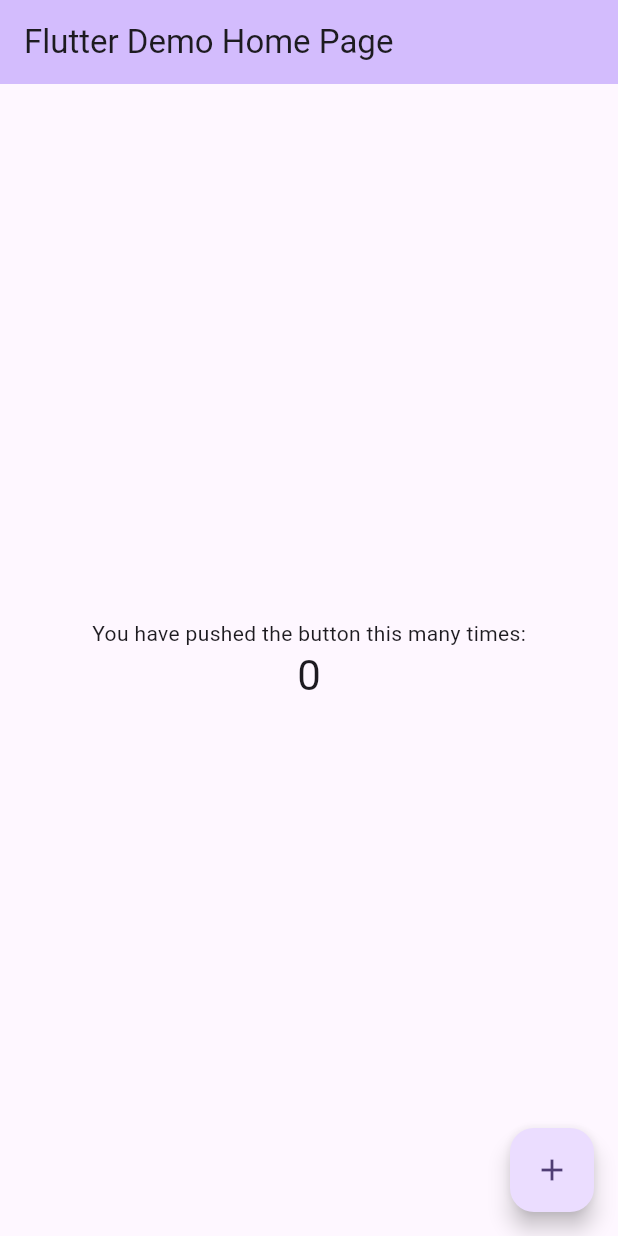
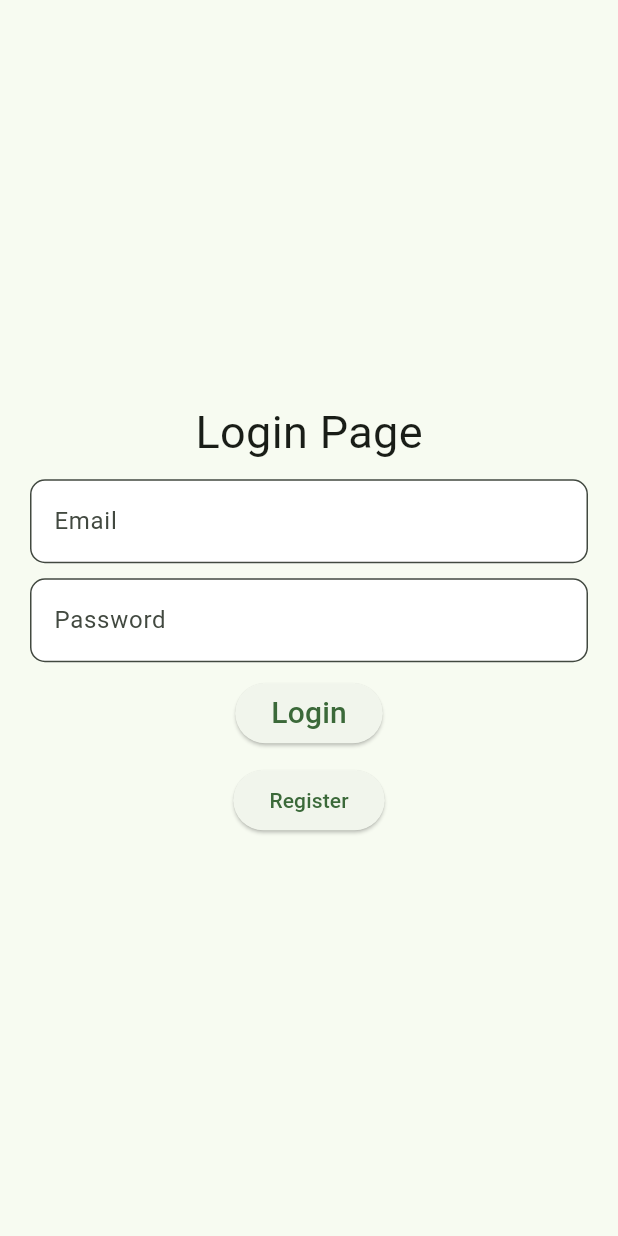
Before and after one commit to lplp322/share_your_skills, a Flutter app: the screen it shows after launch, on a phone screen of 412 x 824 dp. Run offline on Flutter 3.47's test engine with Material 2 defaults, Android fonts, the phone set to English and light mode, and no system bars; our stand-ins replace shared_preferences.

Commit message:
setting up login page and registration

```diff
--- a/front_end/share_your_skills/lib/main.dart
+++ b/front_end/share_your_skills/lib/main.dart
@@ -1,4 +1,5 @@
 import 'package:flutter/material.dart';
+import 'package:share_your_skills/views/login_page.dart';
 
 void main() {
   runApp(const MyApp());
@@ -13,113 +14,10 @@ class MyApp extends StatelessWidget {
     return MaterialApp(
       title: 'Flutter Demo',
       theme: ThemeData(
-        // This is the theme of your application.
-        //
-        // TRY THIS: Try running your application with "flutter run". You'll see
-        // the application has a blue toolbar. Then, without quitting the app,
-        // try changing the seedColor in the colorScheme below to Colors.green
-        // and then invoke "hot reload" (save your changes or press the "hot
-        // reload" button in a Flutter-supported IDE, or press "r" if you used
-        // the command line to start the app).
-        //
-        // Notice that the counter didn't reset back to zero; the application
-        // state is not lost during the reload. To reset the state, use hot
-        // restart instead.
-        //
-        // This works for code too, not just values: Most code changes can be
-        // tested with just a hot reload.
-        colorScheme: ColorScheme.fromSeed(seedColor: Colors.deepPurple),
+        colorScheme: ColorScheme.fromSeed(seedColor: Colors.green),
         useMaterial3: true,
       ),
-      home: const MyHomePage(title: 'Flutter Demo Home Page'),
+      home: LoginPage(),
     );
   }
 }
-
-class MyHomePage extends StatefulWidget {
-  const MyHomePage({super.key, required this.title});
-
-  // This widget is the home page of your application. It is stateful, meaning
-  // that it has a State object (defined below) that contains fields that affect
-  // how it looks.
-
-  // This class is the configuration for the state. It holds the values (in this
-  // case the title) provided by the parent (in this case the App widget) and
-  // used by the build method of the State. Fields in a Widget subclass are
-  // always marked "final".
-
-  final String title;
-
-  @override
-  State<MyHomePage> createState() => _MyHomePageState();
-}
-
-class _MyHomePageState extends State<MyHomePage> {
-  int _counter = 0;
-
-  void _incrementCounter() {
-    setState(() {
-      // This call to setState tells the Flutter framework that something has
-      // changed in this State, which causes it to rerun the build method below
-      // so that the display can reflect the updated values. If we changed
-      // _counter without calling setState(), then the build method would not be
-      // called again, and so nothing would appear to happen.
-      _counter++;
-    });
-  }
-
-  @override
-  Widget build(BuildContext context) {
-    // This method is rerun every time setState is called, for instance as done
-    // by the _incrementCounter method above.
-    //
-    // The Flutter framework has been optimized to make rerunning build methods
-    // fast, so that you can just rebuild anything that needs updating rather
-    // than having to individually change instances of widgets.
-    return Scaffold(
-      appBar: AppBar(
-        // TRY THIS: Try changing the color here to a specific color (to
-        // Colors.amber, perhaps?) and trigger a hot reload to see the AppBar
-        // change color while the other colors stay the same.
-        backgroundColor: Theme.of(context).colorScheme.inversePrimary,
-        // Here we take the value from the MyHomePage object that was created by
-        // the App.build method, and use it to set our appbar title.
-        title: Text(widget.title),
-      ),
-      body: Center(
-        // Center is a layout widget. It takes a single child and positions it
-        // in the middle of the parent.
-        child: Column(
-          // Column is also a layout widget. It takes a list of children and
-          // arranges them vertically. By default, it sizes itself to fit its
-          // children horizontally, and tries to be as tall as its parent.
-          //
-          // Column has various properties to control how it sizes itself and
-          // how it positions its children. Here we use mainAxisAlignment to
-          // center the children vertically; the main axis here is the vertical
-          // axis because Columns are vertical (the cross axis would be
-          // horizontal).
-          //
-          // TRY THIS: Invoke "debug painting" (choose the "Toggle Debug Paint"
-          // action in the IDE, or press "p" in the console), to see the
-          // wireframe for each widget.
-          mainAxisAlignment: MainAxisAlignment.center,
-          children: <Widget>[
-            const Text(
-              'You have pushed the button this many times:',
-            ),
-            Text(
-              '$_counter',
-              style: Theme.of(context).textTheme.headlineMedium,
-            ),
-          ],
-        ),
-      ),
-      floatingActionButton: FloatingActionButton(
-        onPressed: _incrementCounter,
-        tooltip: 'Increment',
-        child: const Icon(Icons.add),
-      ), // This trailing comma makes auto-formatting nicer for build methods.
-    );
-  }
-}
--- /dev/null
+++ b/front_end/share_your_skills/lib/views/login_page.dart
@@ -0,0 +1,130 @@
+import 'dart:convert';
+
+import 'package:flutter/material.dart';
+import 'package:share_your_skills/views/home_page.dart';
+import 'package:share_your_skills/views/registration.dart';
+import 'package:shared_preferences/shared_preferences.dart';
+import 'package:http/http.dart' as http;
+
+class LoginPage extends StatefulWidget {
+  const LoginPage({super.key});
+
+  @override
+  State<LoginPage> createState() => _LoginPageState();
+}
+
+class _LoginPageState extends State<LoginPage> {
+  TextEditingController emailController = TextEditingController();
+  TextEditingController passwordController = TextEditingController();
+  bool _isNotValidate = false;
+  late SharedPreferences prefs;
+  final url = 'http://localhost:8000/users/';
+  @override
+  void initState() {
+    super.initState();
+    initSharedPref();
+  }
+  void initSharedPref() async {
+    prefs = await SharedPreferences.getInstance();
+  }
+  void loginUser () async{
+    if (emailController.text.isNotEmpty && passwordController.text.isNotEmpty) {
+     var regBody = {
+        "email": emailController.text,
+        "password": passwordController.text
+      };
+
+     var response = await http.post(Uri.parse(url +"login"),
+     headers: {"Content-Type": "application/json"},
+     body: jsonEncode(regBody));
+     var jsonResponse = jsonDecode(response.body);
+     if(jsonResponse['status']){
+      var myToken = jsonResponse['token'];
+      prefs.setString('token', myToken);
+       Navigator.push(
+                  context,
+                  MaterialPageRoute(
+                      builder: (context) => const HomePage(token: myToken)),
+                );
+     }
+     }
+    }
+
+  @override
+  Widget build(BuildContext context) {
+    return Scaffold(
+        body: SafeArea(
+      child: Center(
+        child: Column(
+          mainAxisAlignment: MainAxisAlignment.center,
+          children: [
+            Text(
+              'Login Page',
+              style: TextStyle(fontSize: 30),
+            ),
+            SizedBox(
+              height: 10,
+            ),
+            Container(
+              margin: EdgeInsets.symmetric(horizontal: 20),
+              child: TextField(
+                controller: emailController,
+                keyboardType: TextInputType.text,
+                decoration: InputDecoration(
+                    filled: true,
+                    fillColor: Colors.white,
+                    hintText: "Email",
+                    errorText: _isNotValidate ? "Enter Proper Info" : null,
+                    border: OutlineInputBorder(
+                        borderRadius: BorderRadius.all(Radius.circular(10.0)))),
+              ),
+            ),
+            SizedBox(
+              height: 10,
+            ),
+            Container(
+              margin: EdgeInsets.symmetric(horizontal: 20),
+              child: TextField(
+                controller: passwordController,
+                keyboardType: TextInputType.text,
+                decoration: InputDecoration(
+                    filled: true,
+                    fillColor: Colors.white,
+                    hintText: "Password",
+                    errorText: _isNotValidate ? "Enter Proper Info" : null,
+                    border: OutlineInputBorder(
+                        borderRadius: BorderRadius.all(Radius.circular(10.0)))),
+                obscureText: true,
+              ),
+            ),
+            SizedBox(
+              height: 10,
+            ),
+            ElevatedButton(
+              onPressed: () {
+                setState(() {});
+              },
+              child: Text(
+                'Login',
+                style: TextStyle(fontSize: 20),
+              ),
+            ),
+            SizedBox(
+              height: 10,
+            ),
+            ElevatedButton(
+              onPressed: () {
+                Navigator.push(
+                  context,
+                  MaterialPageRoute(
+                      builder: (context) => const RegistrationPage()),
+                );
+              },
+              child: Text('Register'),
+            ),
+          ],
+        ),
+      ),
+    ));
+  }
+}
--- a/front_end/share_your_skills/pubspec.yaml
+++ b/front_end/share_your_skills/pubspec.yaml
@@ -35,6 +35,9 @@ dependencies:
   # The following adds the Cupertino Icons font to your application.
   # Use with the CupertinoIcons class for iOS style icons.
   cupertino_icons: ^1.0.2
+  shared_preferences: ^2.2.1
+  http: ^1.1.0
+  jwt_decoder: ^2.0.1
 
 dev_dependencies:
   flutter_test:
```
Also changed, not shown: front_end/share_your_skills/lib/components/button.dart (added, +34 -0 lines), front_end/share_your_skills/lib/components/text_field.dart (added, +33 -0 lines), front_end/share_your_skills/lib/views/home_page.dart (added, +20 -0 lines), front_end/share_your_skills/lib/views/registration.dart (added, +80 -0 lines), front_end/share_your_skills/images/SYS.jpeg (added), front_end/share_your_skills/pubspec.lock, 6 other files.
